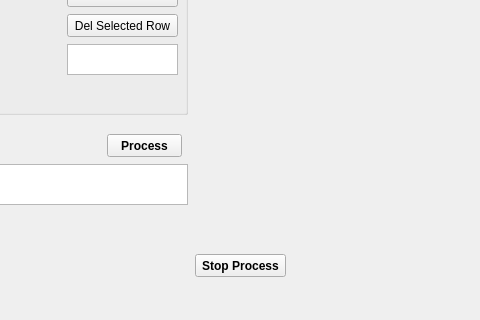
cratzerdigitalreef/CopyFiles, file pyqt/copyfiles_main_wdw.ui: the form before one commit; both pictures show x 393 to 873 and y 186 to 506 of the 1227 by 506 pixel window.
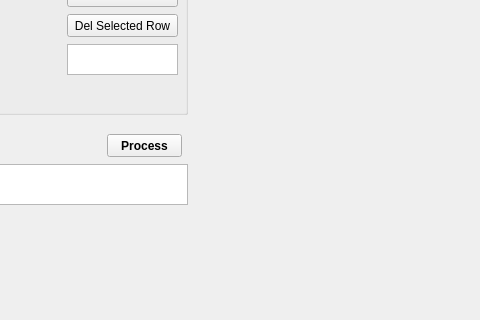
The form after the commit.

```diff
--- a/pyqt/copyfiles_main_wdw.ui
+++ b/pyqt/copyfiles_main_wdw.ui
@@ -269,25 +269,6 @@
     </property>
     <layout class="QVBoxLayout" name="verticalLayoutLogFile"/>
    </widget>
-   <widget class="QPushButton" name="pbStop">
-    <property name="geometry">
-     <rect>
-      <x>588</x>
-      <y>440</y>
-      <width>91</width>
-      <height>23</height>
-     </rect>
-    </property>
-    <property name="font">
-     <font>
-      <weight>75</weight>
-      <bold>true</bold>
-     </font>
-    </property>
-    <property name="text">
-     <string>Stop Process</string>
-    </property>
-   </widget>
   </widget>
   <widget class="QMenuBar" name="menubar">
    <property name="geometry">
```
